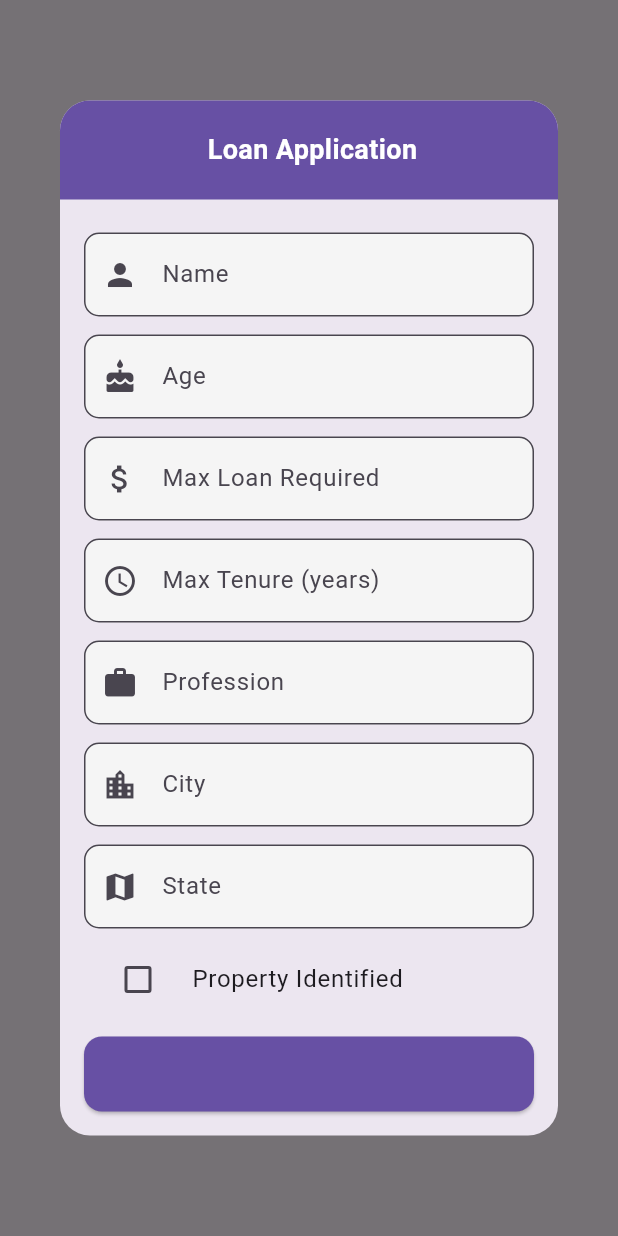
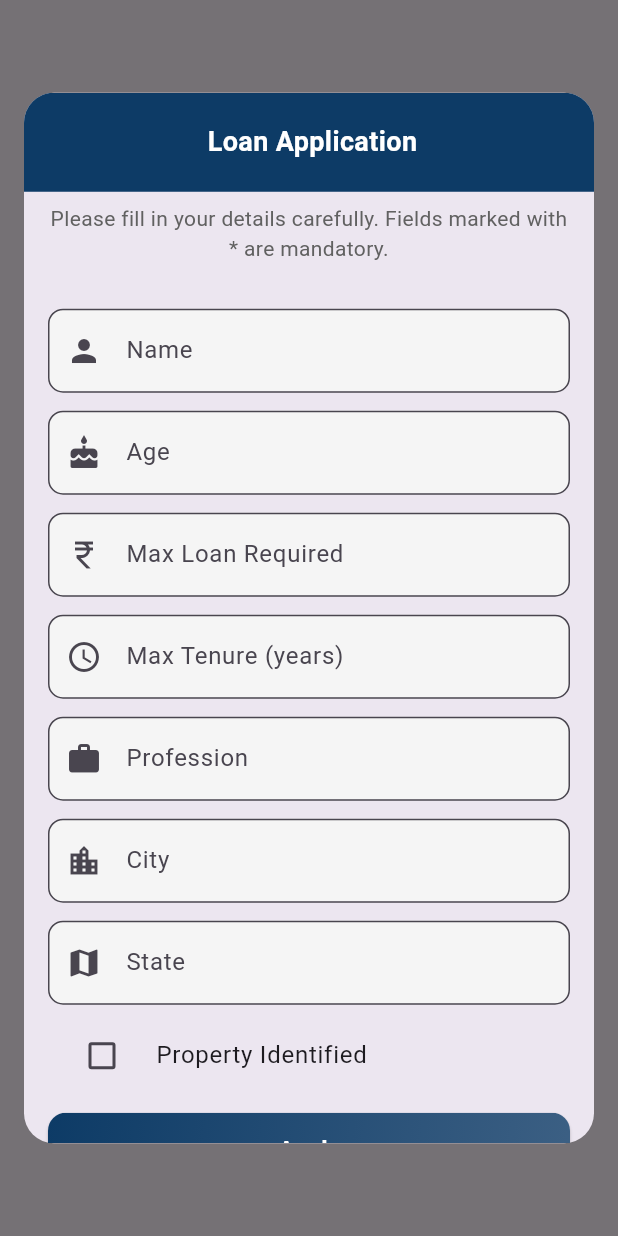
Before and after one commit to LabProApp/homeloanapp, a Flutter app: what show() shows on an empty page, opened directly with empty values, on a phone screen of 412 x 824 dp. Run offline on Flutter 3.47's test engine with Material 3 defaults, Android fonts, the phone set to English and light mode, and no system bars; our stand-ins replace equatable, flutter_bloc, get_it, readmore, webview_flutter; network calls fail.

Commit message:
Bank Documents  and apply loan

```diff
--- a/lib/screens/loan_apply_dialog.dart
+++ b/lib/screens/loan_apply_dialog.dart
@@ -1,13 +1,13 @@
 // loan_apply_dialog.dart
 import 'package:flutter/material.dart';
 import 'package:property/models/bank_model.dart';
+import 'package:property/theme/app_colors.dart';
 
 class LoanApplyDialog {
-  /// Show the loan apply popup with input fields
   static void show(BuildContext context, FetchBanks bank) {
     final _formKey = GlobalKey<FormState>();
 
-    // Controllers for text fields
+    // Controllers
     final TextEditingController nameController = TextEditingController();
     final TextEditingController ageController = TextEditingController();
     final TextEditingController maxLoanController = TextEditingController();
@@ -20,13 +20,18 @@ class LoanApplyDialog {
     showDialog(
       context: context,
       builder: (ctx) {
-        return StatefulBuilder(
-          builder: (ctx, setState) {
+        return StatefulBuilder(builder: (ctx, setState) {
           return Dialog(
             shape: RoundedRectangleBorder(
                 borderRadius: BorderRadius.circular(20)),
-              child: SizedBox(
-                width: MediaQuery.of(context).size.width * 0.9,
+            insetPadding:
+            const EdgeInsets.symmetric(horizontal: 16, vertical: 24),
+            child: ConstrainedBox(
+              constraints: BoxConstraints(
+                  maxHeight: MediaQuery.of(context).size.height * 0.85),
+              child: SingleChildScrollView(
+                child: Padding(
+                  padding: const EdgeInsets.only(bottom: 16),
                   child: Column(
                     mainAxisSize: MainAxisSize.min,
                     children: [
@@ -36,7 +41,7 @@ class LoanApplyDialog {
                         padding: const EdgeInsets.symmetric(
                             vertical: 20, horizontal: 16),
                         decoration: BoxDecoration(
-                        color: Theme.of(context).primaryColor,
+                          color: AppColors.primary,
                           borderRadius: const BorderRadius.only(
                             topLeft: Radius.circular(20),
                             topRight: Radius.circular(20),
@@ -51,6 +56,22 @@ class LoanApplyDialog {
                               fontWeight: FontWeight.bold),
                         ),
                       ),
+
+                      // Instruction text
+                      Padding(
+                        padding: const EdgeInsets.symmetric(
+                            horizontal: 16, vertical: 8),
+                        child: Text(
+                          "Please fill in your details carefully. Fields marked with * are mandatory.",
+                          style: TextStyle(
+                            fontSize: 14,
+                            color: Colors.grey[700],
+                          ),
+                          textAlign: TextAlign.center,
+                        ),
+                      ),
+
+                      // Form
                       Padding(
                         padding: const EdgeInsets.all(16.0),
                         child: Form(
@@ -70,7 +91,7 @@ class LoanApplyDialog {
                                   label: "Max Loan Required",
                                   controller: maxLoanController,
                                   keyboardType: TextInputType.number,
-                                icon: Icons.attach_money),
+                                  icon: Icons.currency_rupee),
                               _buildTextField(
                                   label: "Max Tenure (years)",
                                   controller: maxTenureController,
@@ -91,7 +112,8 @@ class LoanApplyDialog {
                               CheckboxListTile(
                                 title: const Text("Property Identified"),
                                 value: isPropertyIdentified,
-                              controlAffinity: ListTileControlAffinity.leading,
+                                controlAffinity:
+                                ListTileControlAffinity.leading,
                                 onChanged: (val) {
                                   setState(() {
                                     isPropertyIdentified = val ?? false;
@@ -99,20 +121,14 @@ class LoanApplyDialog {
                                 },
                               ),
                               const SizedBox(height: 10),
-                            // Apply button
+
+                              // Gradient Apply button
                               SizedBox(
                                 width: double.infinity,
                                 height: 50,
                                 child: ElevatedButton(
-                                style: ElevatedButton.styleFrom(
-                                  backgroundColor:
-                                  Theme.of(context).primaryColor,
-                                  shape: RoundedRectangleBorder(
-                                      borderRadius: BorderRadius.circular(12)),
-                                ),
                                   onPressed: () {
                                     if (_formKey.currentState!.validate()) {
-                                    // Collect input
                                       final applicantName =
                                       nameController.text.trim();
                                       final age = int.tryParse(
@@ -131,14 +147,14 @@ class LoanApplyDialog {
 
                                       Navigator.pop(ctx);
 
-                                    ScaffoldMessenger.of(context).showSnackBar(
+                                      ScaffoldMessenger.of(context)
+                                          .showSnackBar(
                                         const SnackBar(
                                           content: Text(
                                               "Loan application submitted!"),
                                         ),
                                       );
 
-                                    // Debug print
                                       print({
                                         "applicantName": applicantName,
                                         "age": age,
@@ -152,11 +168,34 @@ class LoanApplyDialog {
                                       });
                                     }
                                   },
+                                  style: ElevatedButton.styleFrom(
+                                    padding: EdgeInsets.zero,
+                                    shape: RoundedRectangleBorder(
+                                        borderRadius: BorderRadius.circular(12)),
+                                  ),
+                                  child: Ink(
+                                    decoration: BoxDecoration(
+                                      gradient: LinearGradient(
+                                        colors: [
+                                          AppColors.primary,
+                                          AppColors.primary.withOpacity(0.8)
+                                        ],
+                                        begin: Alignment.topLeft,
+                                        end: Alignment.bottomRight,
+                                      ),
+                                      borderRadius: BorderRadius.circular(12),
+                                    ),
+                                    child: Container(
+                                      alignment: Alignment.center,
                                       child: const Text(
                                         "Apply",
                                         style: TextStyle(
                                           fontWeight: FontWeight.bold,
-                                      fontSize: 16),
+                                          fontSize: 16,
+                                          color: Colors.white,
+                                        ),
+                                      ),
+                                    ),
                                   ),
                                 ),
                               ),
@@ -167,14 +206,14 @@ class LoanApplyDialog {
                     ],
                   ),
                 ),
+              ),
+            ),
           );
-          },
-        );
+        });
       },
     );
   }
 
-  // Helper to build styled text field with icon
   static Widget _buildTextField({
     required String label,
     required TextEditingController controller,
```
Also changed, not shown: lib/screens/DashBoard.dart (+7 -1 lines), lib/screens/splash_screen.dart (+15 -11 lines), lib/screens/webviewhtml.dart (+78 -2 lines), 6 other files. Lines whose indentation alone changed are shown as unchanged.
